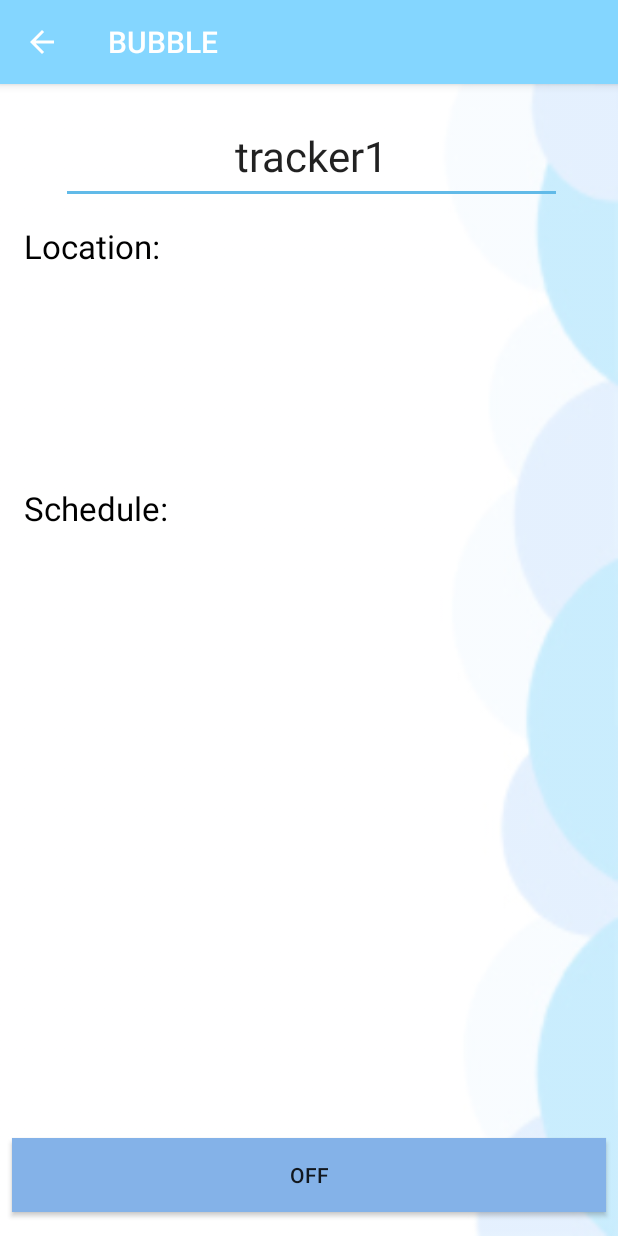
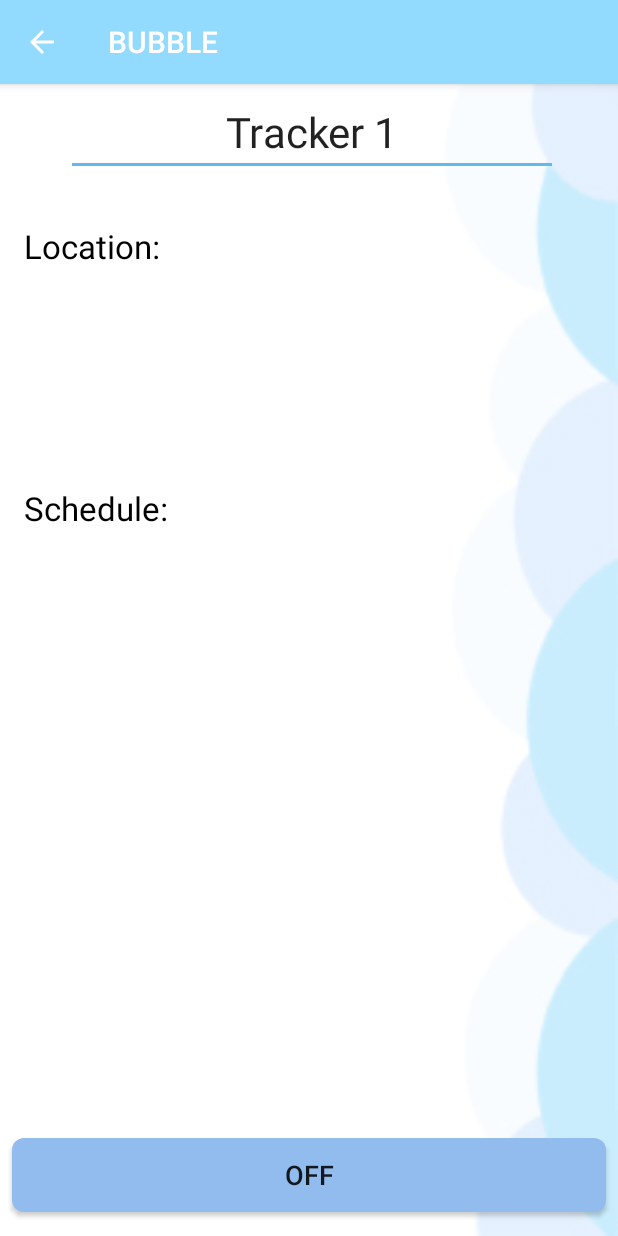
Before and after one commit to dianaleeg/BUBBLE, an Android app: the tracker1PageActivity screen opened directly, with no data from a screen before it, on a phone screen of 412 x 824 dp. Run offline under Robolectric (Android 15) with nearby library versions, the phone set to English and light mode, and no system bars.

Commit message:
More customization
string names are nice now.

```diff
--- a/app/src/main/res/drawable/darkercolor_button.xml
+++ b/app/src/main/res/drawable/darkercolor_button.xml
@@ -2,7 +2,8 @@
     android:shape="rectangle">
     <!--<stroke android:color="#86a8e0"-->
         <!--android:width="2dp"></stroke>-->
-    <solid android:color="#84b2e8"></solid>
+    <solid android:color="#92bced"></solid>
     <size android:width="120dp"
         android:height="120dp"></size>
+    <corners android:radius="8dip"></corners>
 </shape>
--- a/app/src/main/res/layout/activity_main.xml
+++ b/app/src/main/res/layout/activity_main.xml
@@ -11,7 +11,6 @@
     >
 
 
-
     <Button
         android:id="@+id/button2"
         android:layout_width="76dp"
@@ -23,8 +22,7 @@
         android:text="@string/addTracker"
         android:textSize="24sp"
         app:layout_constraintLeft_toLeftOf="parent"
-        app:layout_constraintTop_toTopOf="parent"
-        tools:text="+" />
+        app:layout_constraintTop_toTopOf="parent" />
 
     <Button
         android:id="@+id/button3"
@@ -39,7 +37,6 @@
         app:layout_constraintLeft_toLeftOf="parent"
         app:layout_constraintRight_toRightOf="parent"
         app:layout_constraintTop_toTopOf="parent"
-        tools:text="Tracker 1"
         app:layout_constraintVertical_bias="0.309" />
 
 </android.support.constraint.ConstraintLayout>
--- a/app/src/main/res/layout/activity_tracker1_page.xml
+++ b/app/src/main/res/layout/activity_tracker1_page.xml
@@ -10,36 +10,35 @@
 
     <EditText
         android:id="@+id/editText"
-        android:layout_width="334dp"
-        android:layout_height="64dp"
-        android:layout_marginTop="16dp"
+        android:layout_width="328dp"
+        android:layout_height="53dp"
+        android:layout_marginTop="8dp"
         android:ems="10"
         android:inputType="textPersonName"
         android:text="@string/tracker_1"
         android:textAlignment="center"
         android:textSize="28sp"
-        app:layout_constraintHorizontal_bias="0.52"
         app:layout_constraintLeft_toLeftOf="parent"
         app:layout_constraintRight_toRightOf="parent"
         app:layout_constraintTop_toTopOf="parent"
-        tools:layout_editor_absoluteX="50dp"
-        tools:layout_editor_absoluteY="17dp" />
+        app:layout_constraintHorizontal_bias="0.527" />
 
     <ToggleButton
         android:id="@+id/toggleButton"
         android:layout_width="0dp"
         android:layout_height="49dp"
         android:layout_marginBottom="16dp"
+        android:layout_marginEnd="8dp"
         android:layout_marginLeft="8dp"
         android:layout_marginRight="8dp"
+        android:layout_marginStart="8dp"
+        android:background="@drawable/darkercolor_button"
         android:text="ToggleButton"
-        android:background="@drawable/darkercolor_button"
+        android:textSize="18sp"
         app:layout_constraintBottom_toBottomOf="parent"
+        app:layout_constraintHorizontal_bias="0.0"
         app:layout_constraintLeft_toLeftOf="parent"
-        app:layout_constraintRight_toRightOf="parent"
-        app:layout_constraintHorizontal_bias="0.0"
-        android:layout_marginStart="8dp"
-        android:layout_marginEnd="8dp" />
+        app:layout_constraintRight_toRightOf="parent" />
 
     <TextView
         android:id="@+id/textView"
--- a/app/src/main/res/values/colors.xml
+++ b/app/src/main/res/values/colors.xml
@@ -1,7 +1,8 @@
 <?xml version="1.0" encoding="utf-8"?>
 <resources>
-    <color name="colorPrimary">#84d6ff</color>
+    <color name="colorPrimary">#93daff</color>
     <color name="colorPrimaryDark">#84b2e8</color>
     <color name="colorAccent">#61bae8</color>
     <!--<color name="textColorPrimary">#000000</color>-->
+    <drawable name="turquoise">#93daff</drawable>
 </resources>
--- a/app/src/main/res/values/strings.xml
+++ b/app/src/main/res/values/strings.xml
@@ -1,8 +1,8 @@
 <resources>
     <string name="app_name">bubbleProject</string>
-    <string name="tracker_1">tracker1</string>
-    <string name="editTracker">edit</string>
-    <string name="addTracker">add</string>
+    <string name="tracker_1">Tracker 1</string>
+    <!--<string name="editTracker">edit</string>-->
+    <string name="addTracker">+</string>
     <string name="title_activity_settings">Settings</string>
 
     <!-- Strings related to Settings -->
--- a/app/src/main/res/values/styles.xml
+++ b/app/src/main/res/values/styles.xml
@@ -6,6 +6,7 @@
         <item name="colorPrimary">@color/colorPrimary</item>
         <item name="colorPrimaryDark">@color/colorPrimaryDark</item>
         <item name="colorAccent">@color/colorAccent</item>
+        <item name="android:windowLightStatusBar">true</item>
         <!--<item name="android:textColorPrimary">@color/textColorPrimary</item>-->
     </style>
 
```
Also changed, not shown: app/src/main/res/drawable/selector.xml (added, +8 -0 lines), 4 other files.
